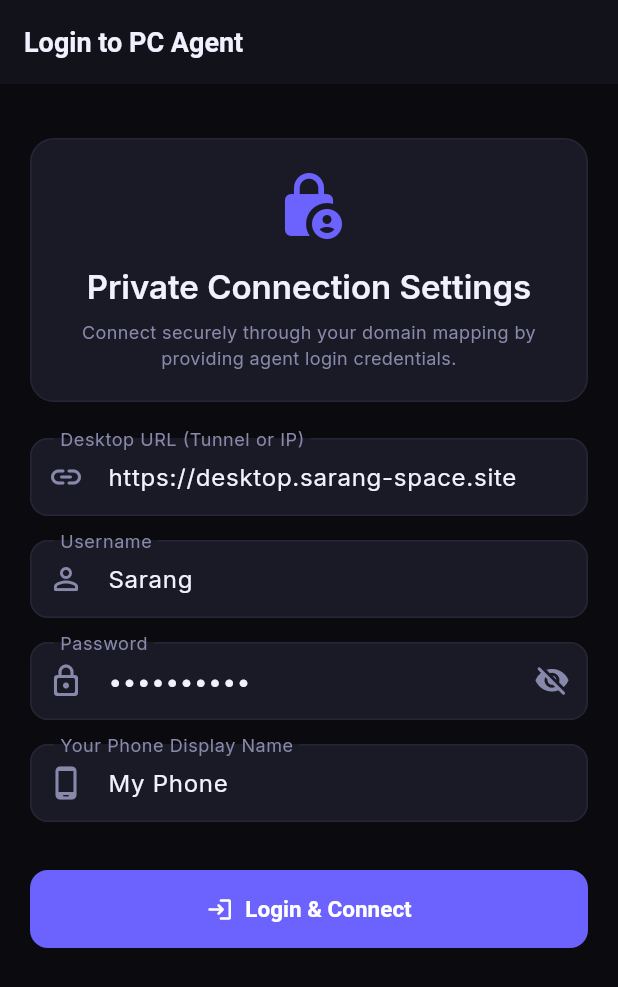
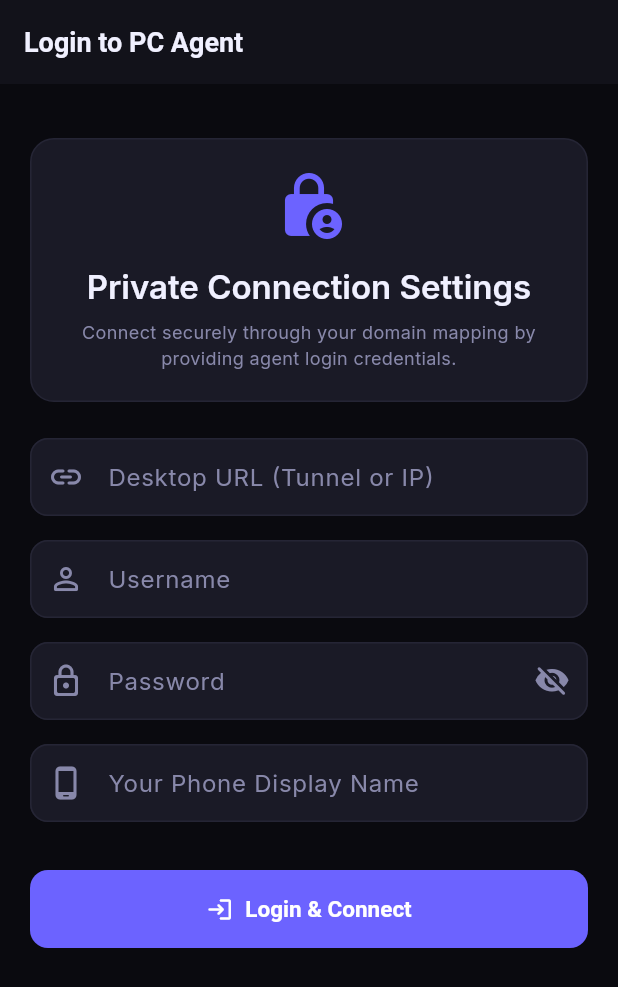
Before and after one commit to Saarangggg/remote-access, a Flutter app: the PairingScreen screen opened by its route, on a phone screen of 412 x 824 dp. Shown: the top 987 px of the screen. Run offline on Flutter 3.47's test engine with Material 3 defaults, Android fonts, the phone set to English and light mode, and no system bars; drawn by our look-alikes of flutter_animate; our stand-ins replace dio, file_picker, flutter_local_notifications, flutter_riverpod, go_router, google_fonts and 3 more; accounts and stored records are empty; statements that could not run were skipped.

Commit message:
Remove default values from text controllers

```diff
--- a/mobile-app/lib/features/pairing/pairing_screen.dart
+++ b/mobile-app/lib/features/pairing/pairing_screen.dart
@@ -19,15 +19,15 @@ class PairingScreen extends ConsumerStatefulWidget {
 class _PairingScreenState extends ConsumerState<PairingScreen> {
   final _formKey = GlobalKey<FormState>();
   final _urlController = TextEditingController(
-    text: const String.fromEnvironment('DEFAULT_URL',  defaultValue: 'https://desktop.sarang-space.site' ),
+    text: const String.fromEnvironment('DEFAULT_URL' ),
   );
   final _usernameController = TextEditingController(
-    text: const String.fromEnvironment('DEFAULT_USER', defaultValue: 'Sarang'),
+    text: const String.fromEnvironment('DEFAULT_USER'),
   );
   final _passwordController = TextEditingController(
-    text: const String.fromEnvironment('DEFAULT_PASSWORD', defaultValue: 'Sarang@123'),
+    text: const String.fromEnvironment('DEFAULT_PASSWORD'),
   );
-  final _nameController = TextEditingController(text: 'My Phone');
+  final _nameController = TextEditingController(text:);
   bool _isLoading = false;
   bool _obscurePassword = true;
 
```
